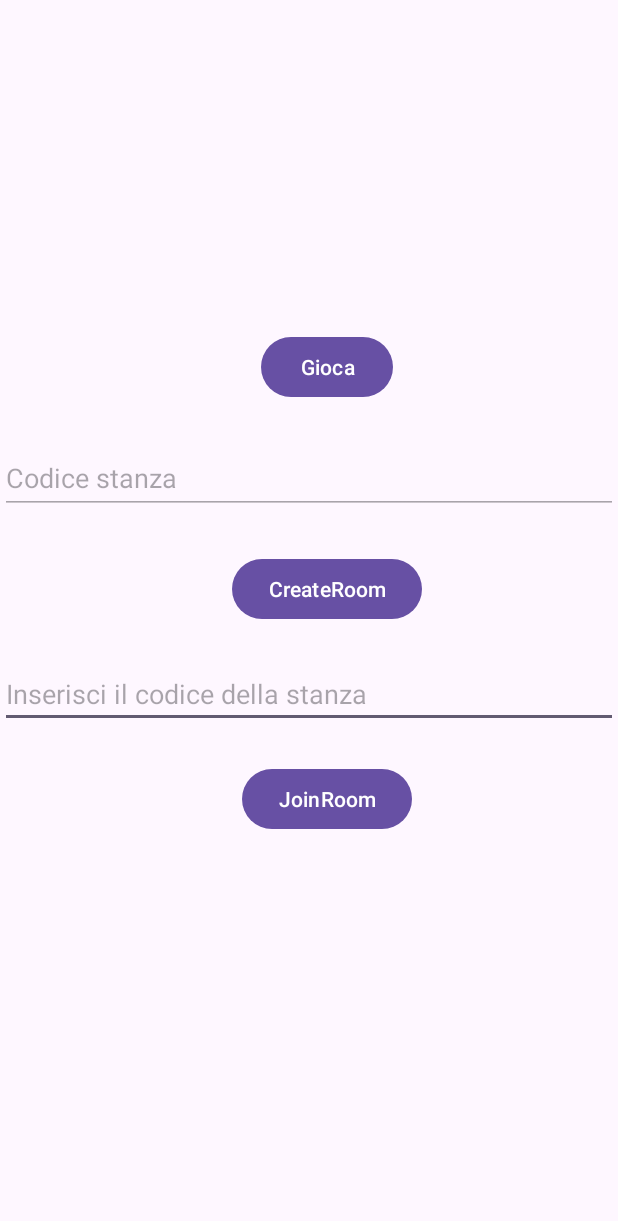
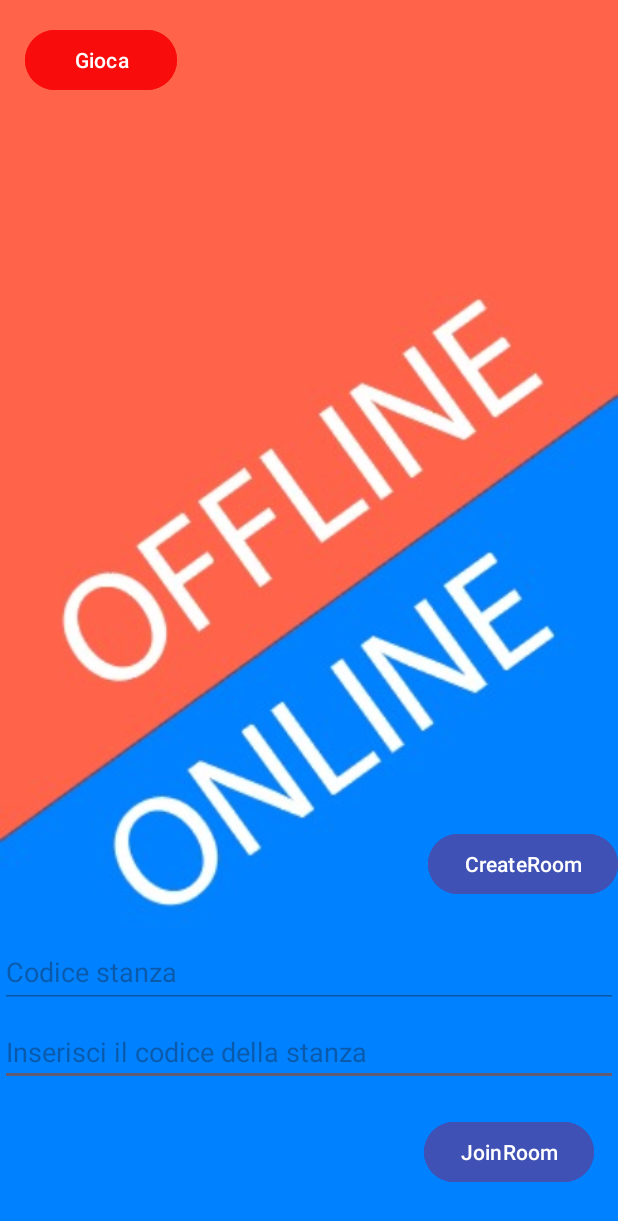
Before and after one commit to itsPiovez/CHESS, an Android app: the Dashboard screen opened directly, with no data from a screen before it, on a phone screen of 412 x 824 dp. Shown: the top 1221 px of the screen. Run offline under Robolectric (Android 15) with nearby library versions, the phone set to English and light mode, and no system bars; libraries missing offline, so code that uses them is left out: io.socket.client, io.socket.emitter; 3 statements that could not run were skipped.

Commit message:
Versione Online 99%

```diff
--- a/app/src/main/res/layout/activity_dashboard.xml
+++ b/app/src/main/res/layout/activity_dashboard.xml
@@ -7,60 +7,85 @@
     android:layout_height="match_parent"
     tools:context=".Dashboard">
 
+    <!-- ImageView per l'immagine di sfondo -->
+
+    <ImageView
+        android:id="@+id/backgroundImage"
+        android:layout_width="0dp"
+        android:layout_height="0dp"
+        android:scaleType="centerCrop"
+        android:src="@drawable/sfondodashh"
+        app:layout_constraintBottom_toBottomOf="parent"
+        app:layout_constraintEnd_toEndOf="parent"
+        app:layout_constraintHorizontal_bias="0.0"
+        app:layout_constraintStart_toStartOf="parent"
+        app:layout_constraintTop_toTopOf="parent"
+        app:layout_constraintVertical_bias="0.0" />
+
     <Button
         android:id="@+id/GAME"
-        android:layout_width="wrap_content"
-        android:layout_height="wrap_content"
+        android:layout_width="101dp"
+        android:layout_height="48dp"
+        android:backgroundTint="#F80C0C"
         android:text="Gioca"
         app:layout_constraintBottom_toBottomOf="parent"
         app:layout_constraintEnd_toEndOf="parent"
-        app:layout_constraintHorizontal_bias="0.537"
+        app:layout_constraintHorizontal_bias="0.054"
         app:layout_constraintStart_toStartOf="parent"
         app:layout_constraintTop_toTopOf="parent"
-        app:layout_constraintVertical_bias="0.284" />
+        app:layout_constraintVertical_bias="0.021" />
+
+    <Button
+        android:id="@+id/createRoomButton"
+        android:layout_width="wrap_content"
+        android:layout_height="wrap_content"
+        android:layout_marginBottom="224dp"
+        android:backgroundTint="#3F51B5"
+        android:text="CreateRoom"
+        app:layout_constraintBottom_toBottomOf="parent"
+        app:layout_constraintEnd_toEndOf="parent"
+        app:layout_constraintHorizontal_bias="1.0"
+        app:layout_constraintStart_toStartOf="parent" />
+
+    <EditText
+        android:id="@+id/roomCodeInput"
+        android:layout_width="match_parent"
+        android:layout_height="wrap_content"
+        android:layout_marginBottom="100dp"
+        android:height="48dp"
+        android:hint="Inserisci il codice della stanza"
+        android:inputType="text"
+        app:layout_constraintBottom_toBottomOf="parent"
+        tools:layout_editor_absoluteX="0dp" />
+
+    <Button
+        android:id="@+id/submitRoomCodeButton"
+        android:layout_width="wrap_content"
+        android:layout_height="wrap_content"
+        android:layout_marginBottom="32dp"
+        android:backgroundTint="#3F51B5"
+        android:text="JoinRoom"
+        app:layout_constraintBottom_toBottomOf="parent"
+        app:layout_constraintEnd_toEndOf="parent"
+        app:layout_constraintHorizontal_bias="0.946"
+        app:layout_constraintStart_toStartOf="parent" />
 
     <EditText
         android:id="@+id/roomCodeDisplay"
         android:layout_width="match_parent"
         android:layout_height="wrap_content"
+        android:layout_marginBottom="152dp"
         android:height="48dp"
         android:enabled="false"
         android:hint="Codice stanza"
-        app:layout_constraintBottom_toTopOf="@+id/createRoomButton"
-        app:layout_constraintTop_toBottomOf="@+id/GAME"
+        app:layout_constraintBottom_toBottomOf="parent"
         tools:layout_editor_absoluteX="0dp" />
 
-    <EditText
-        android:id="@+id/roomCodeInput"
-        android:layout_width="match_parent"
-        android:layout_height="wrap_content"
-        android:height="48dp"
-        android:hint="Inserisci il codice della stanza"
-        android:inputType="text"
-        app:layout_constraintBottom_toTopOf="@+id/submitRoomCodeButton"
-        app:layout_constraintTop_toBottomOf="@+id/createRoomButton"
-        tools:layout_editor_absoluteX="26dp" />
-
-    <Button
-        android:id="@+id/submitRoomCodeButton"
+    <androidx.constraintlayout.widget.Guideline
+        android:id="@+id/guideline"
         android:layout_width="wrap_content"
         android:layout_height="wrap_content"
-        android:layout_marginTop="92dp"
-        android:text="JoinRoom"
-        app:layout_constraintEnd_toEndOf="parent"
-        app:layout_constraintHorizontal_bias="0.541"
-        app:layout_constraintStart_toStartOf="parent"
-        app:layout_constraintTop_toBottomOf="@+id/createRoomButton" />
-
-    <Button
-        android:id="@+id/createRoomButton"
-        android:layout_width="wrap_content"
-        android:layout_height="wrap_content"
-        android:layout_marginTop="100dp"
-        android:text="CreateRoom"
-        app:layout_constraintEnd_toEndOf="parent"
-        app:layout_constraintHorizontal_bias="0.543"
-        app:layout_constraintStart_toStartOf="parent"
-        app:layout_constraintTop_toBottomOf="@+id/GAME" />
+        android:orientation="vertical"
+        app:layout_constraintGuide_begin="-14dp" />
 
 </androidx.constraintlayout.widget.ConstraintLayout>
```
Also changed, not shown: app/src/main/res/drawable/offline.png (added), app/src/main/res/drawable/online.png (added), app/src/main/res/drawable/sfondodash.png (added), app/src/main/res/drawable/sfondodashh.jpg (added).
